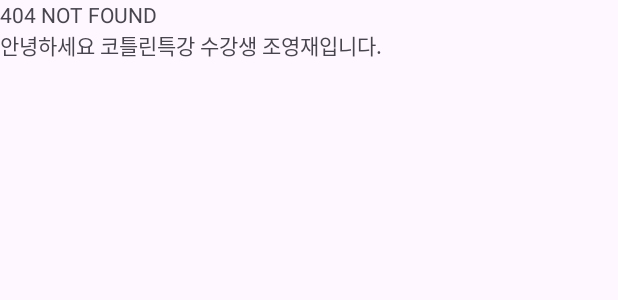
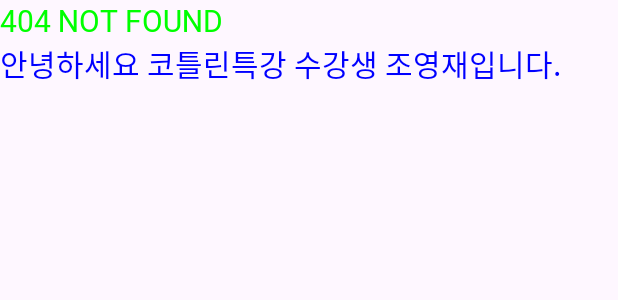
Before and after one commit to mnyu123/Kotlin_Study, an Android app: the layout activity_main.xml on its own in the app's theme, with its tools: preview values and no code run, on a phone screen of 412 x 824 dp. Shown: the top 300 px of the screen. Run offline under Robolectric (Android 15) with nearby library versions, the phone set to English and light mode, and no system bars.

Commit message:
폰트 추가 + 텍스트 뷰 수정

```diff
--- a/app/src/main/res/layout/activity_main.xml
+++ b/app/src/main/res/layout/activity_main.xml
@@ -1,5 +1,5 @@
 <?xml version="1.0" encoding="utf-8"?>
-<androidx.appcompat.widget.LinearLayoutCompat xmlns:android="http://schemas.android.com/apk/res/android"
+<LinearLayout xmlns:android="http://schemas.android.com/apk/res/android"
     xmlns:app="http://schemas.android.com/apk/res-auto"
     xmlns:tools="http://schemas.android.com/tools"
     android:layout_width="match_parent"
@@ -7,13 +7,22 @@
     android:orientation="vertical"
     tools:context=".MainActivity">
 
+
     <TextView
         android:layout_width="wrap_content"
         android:layout_height="wrap_content"
-        android:text="404 NOT FOUND"/>
+        android:fontFamily="@font/gowundodumregular"
+        android:text="404 NOT FOUND"
+        android:textColor="#00FF00"
+        android:textSize="20dp" />
+
     <TextView
         android:layout_width="match_parent"
         android:layout_height="wrap_content"
-        android:text="안녕하세요 코틀린특강 수강생 조영재입니다."/>
+        android:fontFamily="@font/gowundodumregular"
+        android:text="안녕하세요 코틀린특강 수강생 조영재입니다."
+        android:textColor="#0000FF"
+        android:textSize="20dp" />
 
-</androidx.appcompat.widget.LinearLayoutCompat>
+
+</LinearLayout>
```
Also changed, not shown: app/src/main/res/font/font.xml (added, +10 -0 lines), 1 other file.
